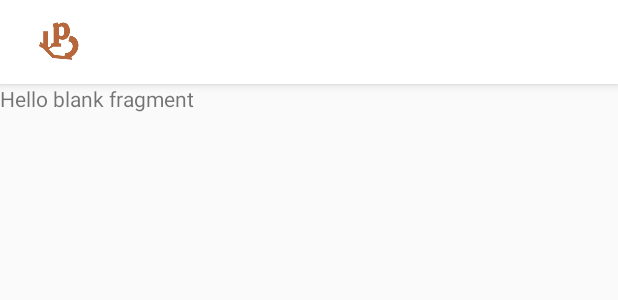
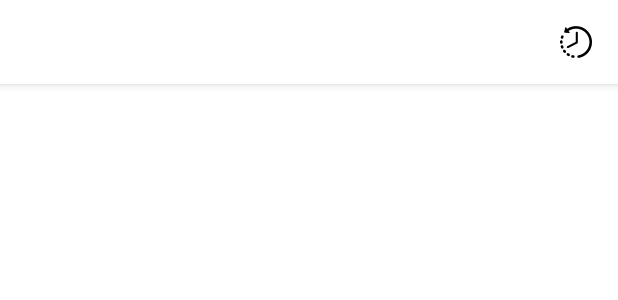
Before and after one commit to manggaraaaa/PTJ-Mobile, an Android app: the layout fragment_order.xml on its own in the app's theme, with its tools: preview values and no code run, on a phone screen of 412 x 824 dp. Shown: the top 300 px of the screen. Run offline under Robolectric (Android 15) with nearby library versions, the phone set to English and light mode, and no system bars.

Commit message:
add button history pesanan

```diff
--- a/app/src/main/java/com/muhammadaa/ptj/views/OrderFragment.java
+++ b/app/src/main/java/com/muhammadaa/ptj/views/OrderFragment.java
@@ -6,14 +6,20 @@ import android.support.v4.app.Fragment;
 import android.view.LayoutInflater;
 import android.view.View;
 import android.view.ViewGroup;
+import android.widget.TextView;
 
 import com.muhammadaa.ptj.R;
+
+import butterknife.BindView;
+import butterknife.ButterKnife;
 
 /**
  * A simple {@link Fragment} subclass.
  */
 public class OrderFragment extends Fragment {
 
+    @BindView(R.id.title_custom)
+    TextView vTitle;
 
     public OrderFragment() {
         // Required empty public constructor
@@ -24,7 +30,14 @@ public class OrderFragment extends Fragment {
     public View onCreateView(LayoutInflater inflater, ViewGroup container,
                              Bundle savedInstanceState) {
         // Inflate the layout for this fragment
-        return inflater.inflate(R.layout.fragment_order, container, false);
+        View v = inflater.inflate(R.layout.fragment_order, container, false);
+
+        ButterKnife.bind(this, v);
+
+        vTitle.setText("Pesananan");
+
+
+        return v;
     }
 
 }
--- a/app/src/main/res/layout/fragment_order.xml
+++ b/app/src/main/res/layout/fragment_order.xml
@@ -20,11 +20,31 @@
             app:layout_collapseMode="pin"
             app:popupTheme="@style/ThemeOverlay.AppCompat.Light">
 
-            <ImageView
-                android:layout_width="wrap_content"
-                android:layout_height="wrap_content"
-                android:scaleType="matrix"
-                android:src="@mipmap/ic_ptj_brown" />
+            <RelativeLayout
+                android:layout_width="match_parent"
+                android:layout_height="match_parent">
+
+                <TextView
+                    android:id="@+id/title_custom"
+                    style="@style/Base.TextAppearance.Widget.AppCompat.Toolbar.Title"
+                    android:layout_width="match_parent"
+                    android:layout_height="match_parent"
+                    android:layout_centerVertical="true"
+                    android:layout_toLeftOf="@+id/btn_history"
+                    android:gravity="center_vertical"
+                    android:textColor="@color/primary_dark" />
+
+                <ImageView
+                    android:id="@+id/btn_history"
+                    android:layout_width="24dp"
+                    android:layout_height="24dp"
+                    android:layout_alignParentRight="true"
+                    android:layout_centerVertical="true"
+                    android:layout_marginLeft="8dp"
+                    android:layout_marginRight="16dp"
+                    android:src="@mipmap/ic_time_history_black" />
+
+            </RelativeLayout>
 
         </android.support.v7.widget.Toolbar>
 
@@ -34,21 +54,16 @@
         android:id="@+id/scroll"
         android:layout_width="match_parent"
         android:layout_height="match_parent"
+        android:background="@color/md_white"
         android:clipToPadding="false"
         android:fillViewport="true"
         app:layout_behavior="@string/appbar_scrolling_view_behavior">
 
-        <LinearLayout
+        <RelativeLayout
             android:layout_width="match_parent"
-            android:layout_height="match_parent">
+            android:layout_height="wrap_content">
 
-            <!-- TODO: Update blank fragment layout -->
-            <TextView
-                android:layout_width="match_parent"
-                android:layout_height="wrap_content"
-                android:text="@string/hello_blank_fragment" />
-
-        </LinearLayout>
+        </RelativeLayout>
 
     </android.support.v4.widget.NestedScrollView>
 
```
Also changed, not shown: app/src/main/ic_time_history_black-web.png (added), app/src/main/res/mipmap-hdpi/ic_time_history_black.png (added), app/src/main/res/mipmap-mdpi/ic_time_history_black.png (added), app/src/main/res/mipmap-xhdpi/ic_time_history_black.png (added), app/src/main/res/mipmap-xxhdpi/ic_time_history_black.png (added), app/src/main/res/mipmap-xxxhdpi/ic_time_history_black.png (added).
